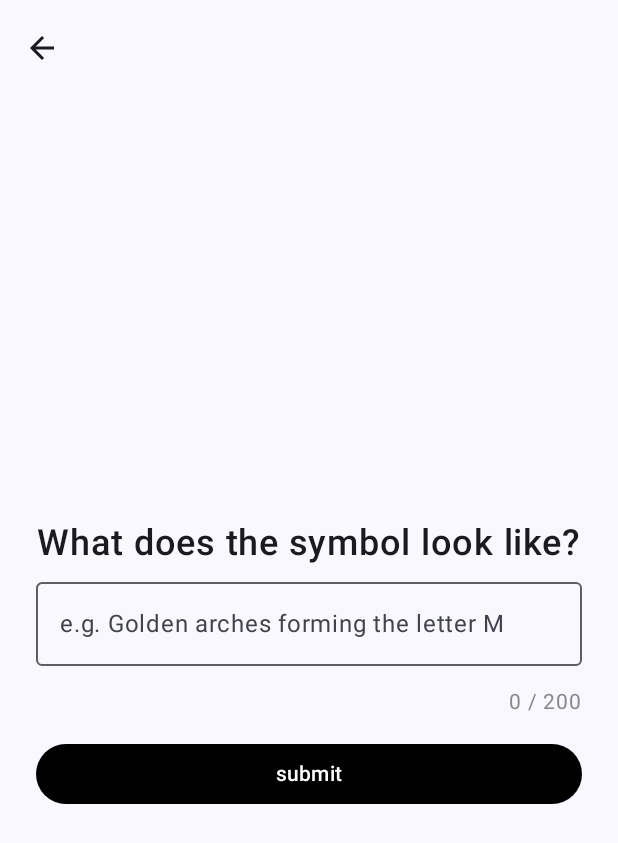
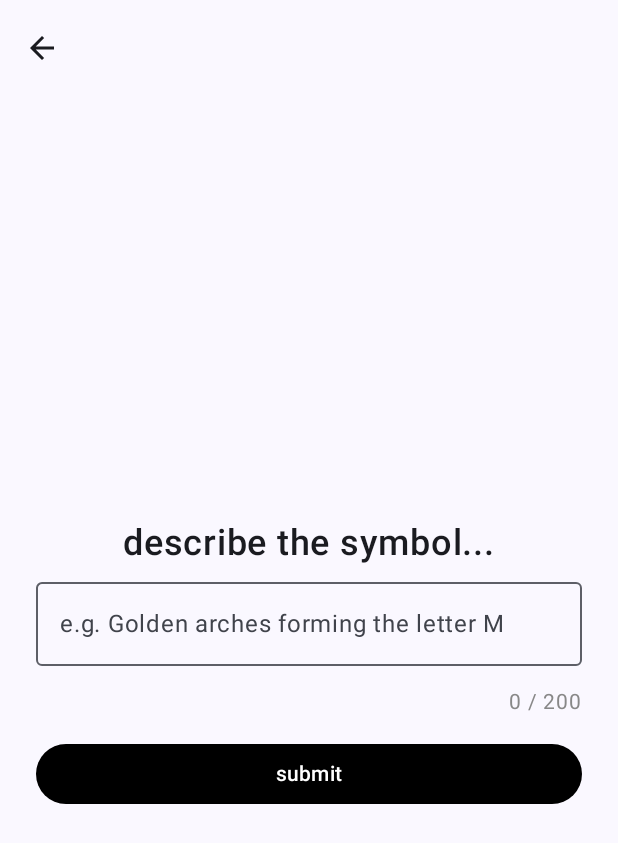
Before and after one commit to mazenhussain/Symbalyze, an Android app built with Jetpack Compose: the TypeInputScreen screen opened through its navigation route, after a tap on "submit", on a phone screen of 412 x 824 dp. Shown: the top 843 px of the screen. Run offline under Robolectric (Android 15) with nearby library versions, the phone set to English and light mode, and no system bars.

Commit message:
connect text input fe to be

```diff
--- a/frontend/app/src/main/java/com/g5/symbalyze/ui/screens/DrawInput.kt
+++ b/frontend/app/src/main/java/com/g5/symbalyze/ui/screens/DrawInput.kt
@@ -136,6 +136,7 @@ fun DrawInput() {
                         Log.d("debug", "base64: $base64")
                         val res = identifySymbol(inputImgBase64 = base64)
                         Log.d("debug", res.toString())
+                        lines.clear()
                         // TODO: navController.navigate("result") with the response body somehow
                     }
                 },
--- a/frontend/app/src/main/java/com/g5/symbalyze/ui/screens/TypeInput.kt
+++ b/frontend/app/src/main/java/com/g5/symbalyze/ui/screens/TypeInput.kt
@@ -1,5 +1,6 @@
 package com.g5.symbalyze.ui.screens
 
+import android.util.Log
 import androidx.compose.foundation.layout.Arrangement
 import androidx.compose.foundation.layout.Column
 import androidx.compose.foundation.layout.Row
@@ -25,6 +26,8 @@ import androidx.compose.ui.Alignment
 import androidx.compose.ui.text.font.FontWeight
 import androidx.compose.ui.unit.sp
 import androidx.navigation.NavController
+import com.g5.symbalyze.api.identifySymbol
+import kotlinx.coroutines.launch
 
 @OptIn(ExperimentalMaterial3Api::class)
 @Composable
@@ -56,13 +59,16 @@ fun TypeInputScreen(navController: NavController) {
 @Composable
 fun TypeInput() {
     var userInput by remember { mutableStateOf("") }
+    val coroutineScope = rememberCoroutineScope()
     val maxlen = 200
 
     Text(
-        text = "What does the symbol look like?",
+        text = "describe the symbol...",
         fontSize = 24.sp,
         fontWeight = FontWeight.SemiBold,
-        modifier = Modifier.padding(bottom = 12.dp).padding(horizontal = 24.dp)
+        modifier = Modifier
+            .padding(bottom = 12.dp)
+            .padding(horizontal = 24.dp)
     )
 
     androidx.compose.material3.OutlinedTextField(
@@ -100,9 +106,17 @@ fun TypeInput() {
     ) {
         Button(
             onClick = {
-                // TODO: reroute to result display UI with the response
+                coroutineScope.launch {
+                    Log.d("debug", userInput)
+                    val res = identifySymbol(inputDesc = userInput)
+                    Log.d("debug", res.toString())
+                    userInput = ""
+                    // TODO: navController.navigate("result") with the response body somehow
+                }
             },
-            modifier = Modifier.weight(1f).padding(horizontal = 24.dp),
+            modifier = Modifier
+                .weight(1f)
+                .padding(horizontal = 24.dp),
             colors = ButtonDefaults.buttonColors(
                 containerColor = Color.Black
             )
```
Also changed, not shown: 2 other files.
